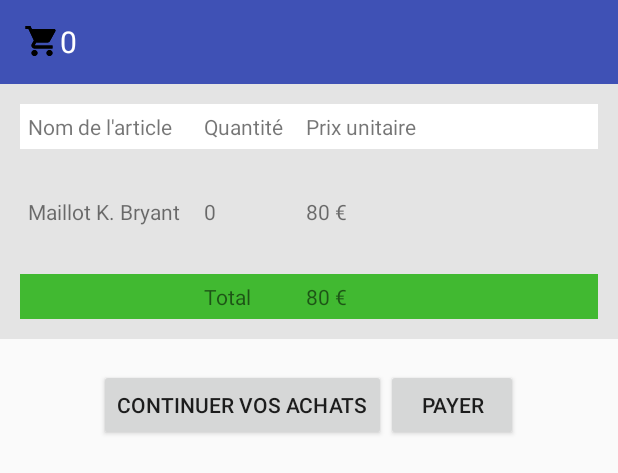
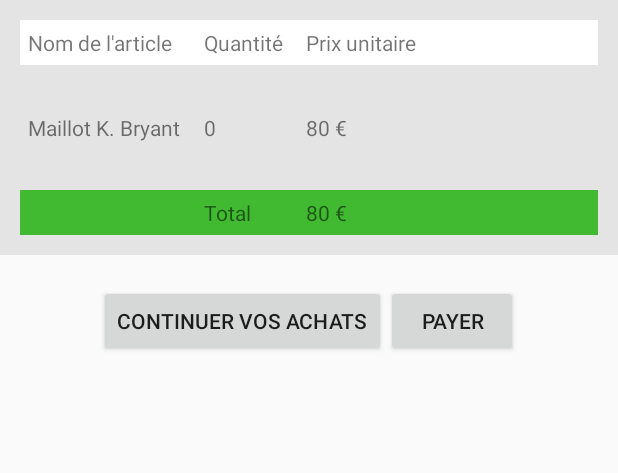
Before and after one commit to j-mathias/ActionBar-ToolBar-initial, an Android app: the layout activity_cart.xml on its own in the app's theme, with its tools: preview values and no code run, on a phone screen of 412 x 824 dp. Shown: the top 473 px of the screen. Run offline under Robolectric (Android 15) with nearby library versions, the phone set to English and light mode, and no system bars.

Commit message:
ajout des etapes pour le tp

```diff
--- a/ActionBarToolBar/app/src/main/res/layout/activity_cart.xml
+++ b/ActionBarToolBar/app/src/main/res/layout/activity_cart.xml
@@ -5,10 +5,37 @@
     android:orientation="vertical">
 
 
-    <include
+    <!-- Etape X-1 et X-->
+    <!--
+    <android.support.v7.widget.Toolbar
+        xmlns:android="http://schemas.android.com/apk/res/android"
+        xmlns:app="http://schemas.android.com/apk/res-auto"
+        android:id="@+id/custom_toolbar"
+        android:minHeight="?attr/actionBarSize"
+        android:layout_width="match_parent"
+        android:layout_height="wrap_content"
+        app:titleTextColor="@android:color/white"
+        android:background="?attr/colorPrimary"
+        >
+
+        <TextView
+            android:id="@+id/bottom_counter"
+            android:layout_width="wrap_content"
+            android:layout_height="wrap_content"
+            android:text="@string/default_value"
+            android:drawableLeft="@drawable/ic_menu_cart"
+            android:textColor="@color/white"
+            android:textSize="@dimen/article_new_price_size"/>
+
+    </android.support.v7.widget.Toolbar>
+    -->
+
+    <!-- Etape X-->
+    <!--<include
         layout="@layout/custom_toolbar"
         android:layout_width="match_parent"
         android:layout_height="wrap_content"/>
+        -->
 
 
         <TableLayout
--- a/ActionBarToolBar/app/src/main/res/layout/custom_toolbar.xml
+++ b/ActionBarToolBar/app/src/main/res/layout/custom_toolbar.xml
@@ -11,8 +11,6 @@
     android:layout_alignParentBottom="true"
     >
 
-
-
     <TextView
         android:id="@+id/bottom_counter"
         android:layout_width="wrap_content"
@@ -22,5 +20,4 @@
         android:textColor="@color/white"
         android:textSize="@dimen/article_new_price_size"/>
 
-
 </android.support.v7.widget.Toolbar>
--- a/ActionBarToolBar/app/src/main/res/values/styles.xml
+++ b/ActionBarToolBar/app/src/main/res/values/styles.xml
@@ -1,8 +1,8 @@
 <resources>
 
-    <!--<style name="AppTheme" parent="Theme.AppCompat.NoActionBar">-->
+    <style name="ActionBarTheme" parent="Theme.AppCompat.Light.NoActionBar">
     <!-- Etape 2-->
-    <style name="ActionBarTheme" parent="Theme.AppCompat.Light.DarkActionBar">
+    <!--<style name="ActionBarTheme" parent="Theme.AppCompat.Light.DarkActionBar">-->
         <item name="colorPrimary">@color/colorPrimary</item>
         <item name="colorPrimaryDark">@color/colorPrimaryDark</item>
         <item name="colorAccent">@color/colorAccent</item>
```
Also changed, not shown: ActionBarToolBar/app/src/main/java/com/example/jeremy/actionbartoolbarexample/CartActivity.java (+3 -8 lines), ActionBarToolBar/app/src/main/java/com/example/jeremy/actionbartoolbarexample/MainActivity.java (+13 -8 lines), ActionBarToolBar/app/src/main/java/com/example/jeremy/actionbartoolbarexample/ProfileActivity.java (+11 -6 lines), ActionBarToolBar/app/src/main/res/layout/activity_profile.xml (+13 -4 lines), ActionBarToolBar/app/src/main/res/menu/app_menu.xml (+5 -5 lines).
